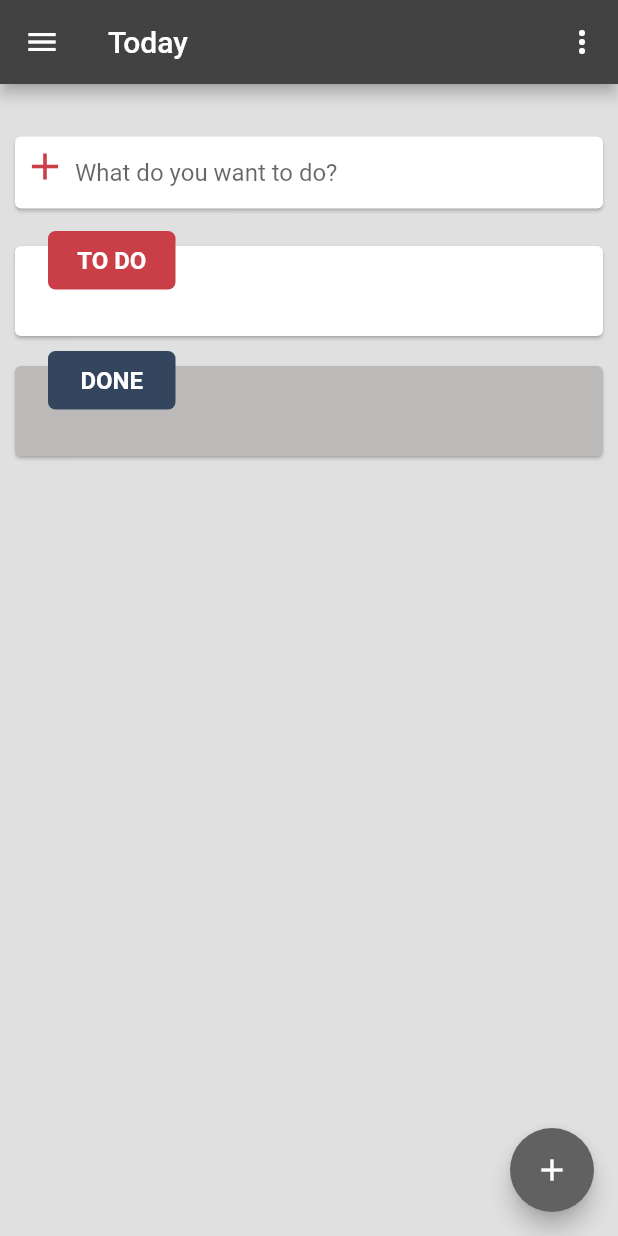
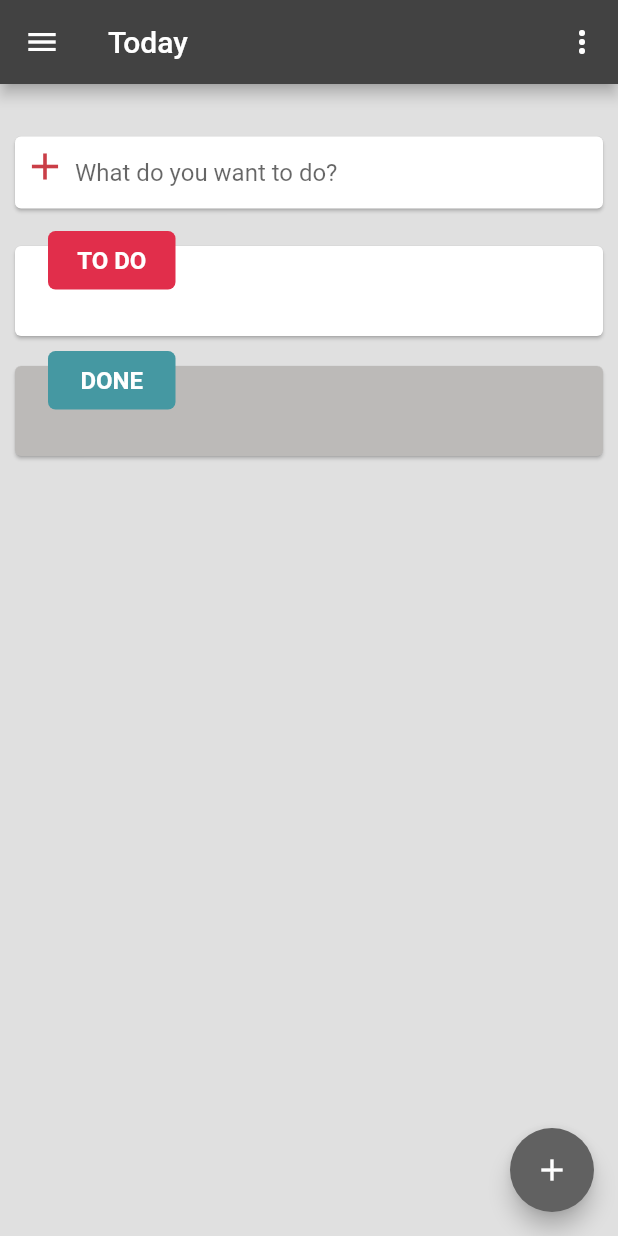
Before and after one commit to judykao/bnerd, a Flutter app: the screen it shows once a user with an empty profile is signed in, on a phone screen of 412 x 824 dp. Run offline on Flutter 3.47's test engine with Material 2 defaults, Android fonts, the phone set to English and light mode, and no system bars; our stand-ins replace cloud_firestore, firebase_auth, flutter_screenutil, flutter_spinkit, google_sign_in, sqflite; missing offline and left inert: keyboard_avoider; accounts and stored records are empty.

Commit message:
update theme color

```diff
--- a/lib/utils/colors.dart
+++ b/lib/utils/colors.dart
@@ -2,9 +2,9 @@ import 'package:flutter/material.dart';
 import 'dart:math';
 
 class TodosColor {
-  static const kPrimaryColorCode = 0xffca3e47;
-  static const kSecondaryColorCode = 0xff34465d;
-  static const kThirdColorCode = 0xff0f15a0e;
+  static const kPrimaryColorCode = 0xffe12e4b;
+  static const kSecondaryColorCode = 0xff4598a2;
+  static const kThirdColorCode = 0xffff9813;
 
   static TodosColor sharedInstance = TodosColor._();
 
@@ -22,9 +22,9 @@ class TodosColor {
       case 0:
         return Colors.amber[900];
       case 1:
-        return Colors.cyan[900];
+        return Colors.amber[800];
       case 2:
-        return Colors.blue[900];
+        return Colors.amber[700];
     }
 
     if (pos < storedColors.length) {
```
Also changed, not shown: lib/pages/home/homeworklist.Dart (+11 -12 lines).
